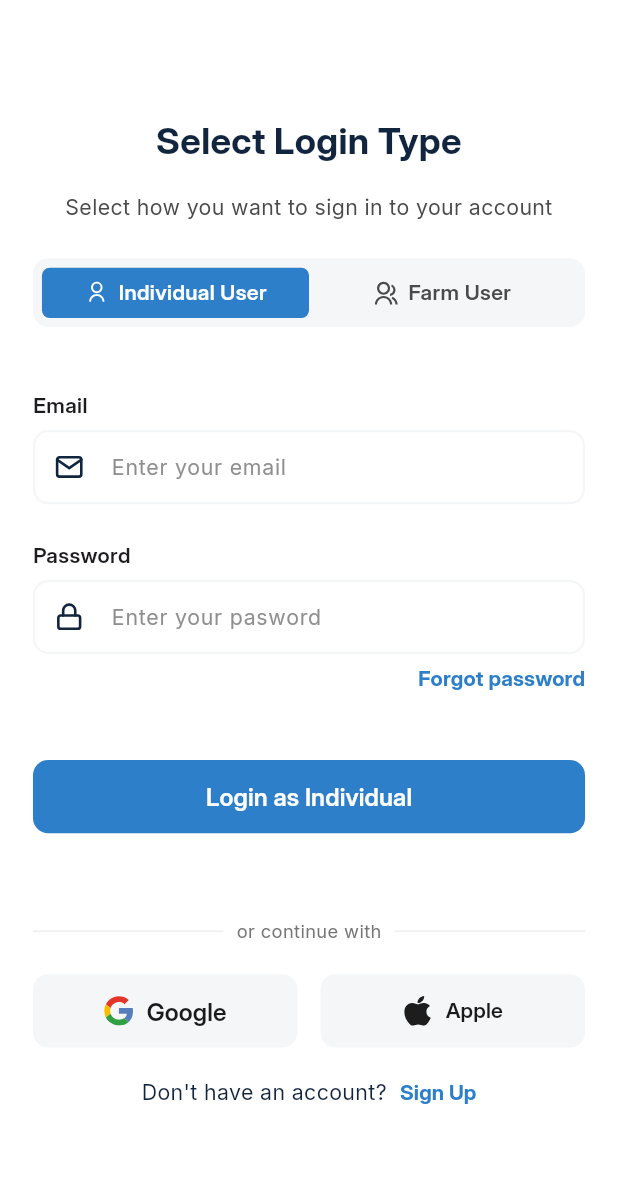
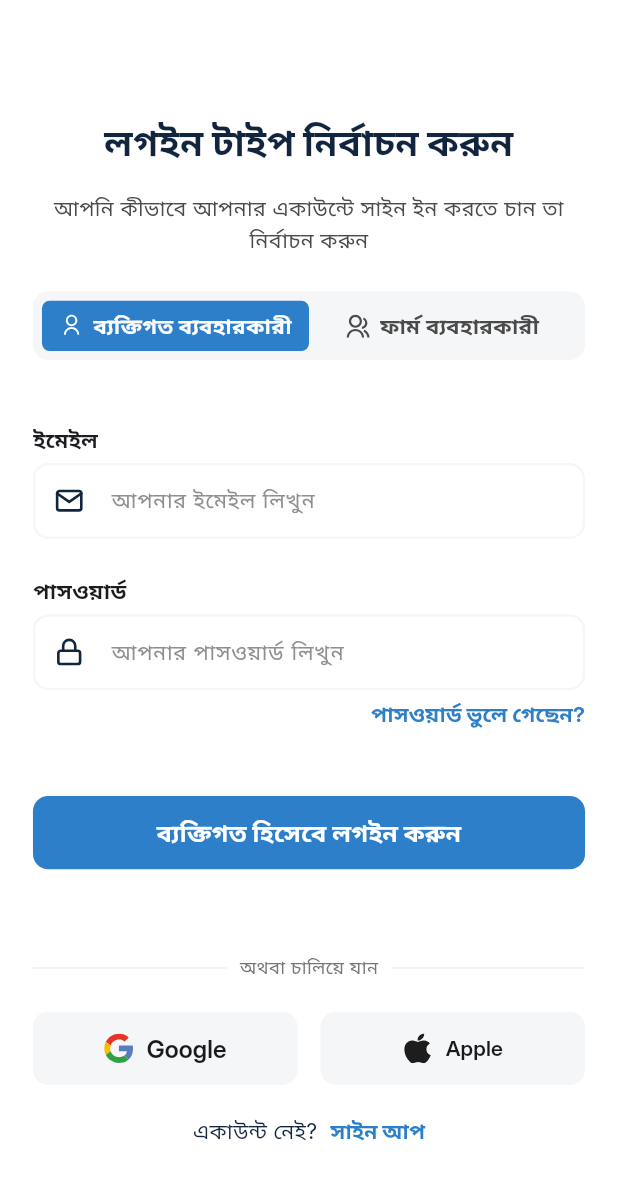
Before and after one commit to Joint-Venture-AI/milk_mix, a Flutter app: the SigninScreen screen opened by its route, on a phone screen of 412 x 824 dp. Shown: the top 1180 px of the screen. Run offline on Flutter 3.47's test engine with Material 3 defaults, Android fonts, the phone set to English and light mode, and no system bars; our stand-ins replace flutter_screenutil, flutter_svg, get, pin_code_fields.

Commit message:
working on localization

```diff
--- a/lib/constants/data/language_bangla_data.dart
+++ b/lib/constants/data/language_bangla_data.dart
@@ -6,6 +6,7 @@ Map<String, String> languageBanglaData = {
   'onboardSubTitle2': 'দ্রুত, সহজ এবং সঠিক',
   'onboardTitle3': 'আপনার বাছুরের বৃদ্ধির ট্র্যাক রাখুন',
   'onboardSubTitle3': 'দ্রুত সলিড মিক্স করুন, লগইন বা ওয়াই-ফাই প্রয়োজন নেই',
+  'enterYourEmail': 'আপনার ইমেইল লিখুন',
   'onboardDescription1':
       'মিল্কমিক্স একটি স্মার্ট মিক্সিং অ্যাপ যা বাচ্চা বাছুরদের জন্য সহজেই দুধ মেশাতে সাহায্য করে।',
   'onboardDescription2':
@@ -16,6 +17,7 @@ Map<String, String> languageBanglaData = {
   'welcomeSubTitle':
       'সংরক্ষিত মান ও সেটিংসের সাথে মিক্সিং চালিয়ে যেতে সাইন ইন করুন।',
   'loginType': 'লগইন টাইপ নির্বাচন করুন',
+  'orContinue': 'অথবা চালিয়ে যান',
   'loginTypeSubTitle':
       'আপনি কীভাবে আপনার একাউন্টে সাইন ইন করতে চান তা নির্বাচন করুন',
   'createAccountTitle': 'আপনার একাউন্ট তৈরি করুন',
@@ -132,4 +134,16 @@ Map<String, String> languageBanglaData = {
   'currentPlan': 'বর্তমান প্ল্যান',
   'submitNow': 'এখনই জমা দিন',
   'backToSettings': 'সেটিংসে ফিরে যান',
+  'enterPassword': 'আপনার পাসওয়ার্ড লিখুন',
+  'forgotPassword': 'পাসওয়ার্ড ভুলে গেছেন?',
+  'farmUsername': 'ফার্ম ইউজারনেম',
+  'name': 'নাম',
+  'enterYourName': 'আপনার নাম লিখুন',
+  'createAccount': 'একাউন্ট তৈরি করুন',
+  'alreadyHaveAnAccount': 'আপনার কি ইতিমধ্যে একটি একাউন্ট আছে?',
+  'login': 'লগইন',
+  'sendAgain': 'পুনরায় পাঠান',
+  'verifyOtp': 'ওটিপি যাচাই করুন',
+  'confirm': 'নিশ্চিত করুন',
+  'spanMilk': 'MilkMix কোনোরূপ দায় স্বীকার করে না।',
 };
--- a/lib/constants/data/language_english_data.dart
+++ b/lib/constants/data/language_english_data.dart
@@ -12,6 +12,8 @@ Map<String, String> languageEnglishData = {
   'onboardDescription3':
       'Track your calf growth and get insights on how to improve their health.',
   'welcomeTitle': 'Welcome to MilkMix',
+  'orContinue': 'or continue with',
+  'enterYourEmail': 'Enter your email',
   'welcomeSubTitle':
       'Sign in to continue mixing with your saved values and settings.',
   'loginType': 'Select login type',
@@ -21,7 +23,7 @@ Map<String, String> languageEnglishData = {
   'verifyEmailSubTitle':
       'We sent a 4 digit code to your email domain@gmail.com',
   'selectLanguage': 'Select your preferred language',
-  'selectMeasurement': 'Select your Measurement System',
+  'selectMeasurement': 'Select Your Measurement System',
   'englishStandard': 'English Standard',
   'imperial': 'Imperial',
   'selectMeasurementSub': 'Common in: USA, UK (partial)',
@@ -131,4 +133,16 @@ Map<String, String> languageEnglishData = {
   'currentPlan': 'Current Plan',
   'submitNow': 'Submit Now',
   'backToSettings': 'Back To Settings',
+  'enterPassword': 'Enter your password',
+  'forgotPassword': 'Forgot Password?',
+  'farmUsername': 'Farm Username',
+  'name': 'Name',
+  'enterYourName': 'Enter your name',
+  'createAccount': 'Create Account',
+  'alreadyHaveAnAccount': 'Already have an account?',
+  'login': 'Login',
+  'sendAgain': 'Send Again',
+  'verifyOtp': 'Verify OTP',
+  'confirm': 'Confirm',
+  'spanMilk': 'MilkMix is not liable for any reason.',
 };
--- a/lib/view/authentication/authentication_screen.dart
+++ b/lib/view/authentication/authentication_screen.dart
@@ -46,7 +46,8 @@ class AuthenticationScreen extends StatelessWidget {
                           ),
                           SizedBox(height: 28.h),
                           Text(
-                            'Welcome to MilkMix',
+                            'welcomeTitle'.tr,
+                            textAlign: TextAlign.center,
                             style: TextStyle(
                               fontWeight: FontWeight.w700,
                               fontSize: 24.sp,
@@ -57,7 +58,7 @@ class AuthenticationScreen extends StatelessWidget {
                           Padding(
                             padding: EdgeInsets.symmetric(horizontal: 20.w),
                             child: Text(
-                              'Sign in to continue mixing with your saved values and settings.',
+                              'welcomeSubTitle'.tr,
                               textAlign: TextAlign.center,
                               style: TextStyle(
                                 fontWeight: FontWeight.w400,
@@ -78,14 +79,14 @@ class AuthenticationScreen extends StatelessWidget {
                 child: Column(
                   children: [
                     TextWidgetButton(
-                      text: 'Create New Account',
+                      text: 'createAccountTitle'.tr,
                       onPressed: () {
                         Get.toNamed(AppRoutes.createAccount);
                       },
                     ),
                     SizedBox(height: 12.h),
                     TextWidgetButtonWhite(
-                      text: 'Sign in to Existing Account',
+                      text: 'signInToExistingAccount'.tr,
                       onPressed: () {
                         Get.toNamed(AppRoutes.signin);
                       },
@@ -103,7 +104,7 @@ class AuthenticationScreen extends StatelessWidget {
                         Padding(
                           padding: EdgeInsets.symmetric(horizontal: 8.w),
                           child: Text(
-                            'or continue with',
+                            'orContinue'.tr,
                             style: TextStyle(
                               fontSize: 12.sp,
                               color: Colors.grey.shade600,
--- a/lib/view/authentication/signin/signin_screen.dart
+++ b/lib/view/authentication/signin/signin_screen.dart
@@ -41,7 +41,7 @@ class _SigninScreenState extends State<SigninScreen> {
             children: [
               SizedBox(height: 54.h),
               Text(
-                'Select Login Type',
+                'loginType'.tr,
                 textAlign: TextAlign.center,
                 style: TextStyle(
                   fontSize: 24.sp,
@@ -51,7 +51,7 @@ class _SigninScreenState extends State<SigninScreen> {
               ),
               SizedBox(height: 16.h),
               Text(
-                'Select how you want to sign in to your account',
+                'loginTypeSubTitle'.tr,
                 textAlign: TextAlign.center,
                 style: TextStyle(
                   fontSize: 14.sp,
@@ -74,12 +74,12 @@ class _SigninScreenState extends State<SigninScreen> {
                       ToggleButton(
                         'individual',
                         'assets/logos/user-line.svg',
-                        'Individual User',
+                        'individualUser'.tr,
                       ),
                       ToggleButton(
                         'farm',
                         'assets/logos/multi-user.svg',
-                        'Farm User',
+                        'farmUser'.tr,
                       ),
                     ],
                   ),
@@ -90,7 +90,7 @@ class _SigninScreenState extends State<SigninScreen> {
               //---individula user-----
               if (selectedType == 'individual') ...[
                 Text(
-                  'Email',
+                  'email'.tr,
                   style: TextStyle(
                     fontSize: 14.sp,
                     fontWeight: FontWeight.w600,
@@ -101,7 +101,7 @@ class _SigninScreenState extends State<SigninScreen> {
                   controller: _emailController,
                   keyboardType: TextInputType.emailAddress,
                   decoration: InputDecoration(
-                    hintText: 'Enter your email',
+                    hintText: 'enterYourEmail'.tr,
                     hintStyle: TextStyle(
                       color: AppColors.textLightGrey,
                       fontSize: 14.sp,
@@ -128,7 +128,7 @@ class _SigninScreenState extends State<SigninScreen> {
                 ),
                 SizedBox(height: 24.h),
                 Text(
-                  'Password',
+                  'password'.tr,
                   style: TextStyle(
                     fontSize: 14.sp,
                     fontWeight: FontWeight.w600,
@@ -139,7 +139,7 @@ class _SigninScreenState extends State<SigninScreen> {
                   controller: _emailController,
                   keyboardType: TextInputType.emailAddress,
                   decoration: InputDecoration(
-                    hintText: 'Enter your pasword',
+                    hintText: 'enterPassword'.tr,
                     hintStyle: TextStyle(
                       color: AppColors.textLightGrey,
                       fontSize: 14.sp,
@@ -174,8 +174,8 @@ class _SigninScreenState extends State<SigninScreen> {
                       tapTargetSize: MaterialTapTargetSize.shrinkWrap,
                     ),
                     onPressed: () {},
-                    child: const Text(
-                      'Forgot password',
+                    child: Text(
+                      'forgotPassword'.tr,
                       style: TextStyle(
                         color: AppColors.primary,
                         fontWeight: FontWeight.bold,
@@ -185,7 +185,7 @@ class _SigninScreenState extends State<SigninScreen> {
                 ),
                 SizedBox(height: 44.h),
                 TextWidgetButton(
-                  text: 'Login as Individual',
+                  text: 'loginIndividual'.tr,
                   onPressed: () {
                     Get.toNamed(AppRoutes.home);
                   },
@@ -199,7 +199,7 @@ class _SigninScreenState extends State<SigninScreen> {
                     Padding(
                       padding: EdgeInsets.symmetric(horizontal: 8.w),
                       child: Text(
-                        'or continue with',
+                        'orContinue'.tr,
                         style: TextStyle(
                           fontSize: 12.sp,
                           color: Colors.grey.shade600,
@@ -287,7 +287,7 @@ class _SigninScreenState extends State<SigninScreen> {
                   mainAxisAlignment: MainAxisAlignment.center,
                   children: [
                     Text(
-                      "Don't have an account?",
+                      'dontHaveAnAccount'.tr,
                       style: TextStyle(
                         fontSize: 14.sp,
                         fontWeight: FontWeight.w400,
@@ -304,8 +304,8 @@ class _SigninScreenState extends State<SigninScreen> {
                       onPressed: () {
                         Get.toNamed(AppRoutes.createAccount);
                       },
-                      child: const Text(
-                        'Sign Up',
+                      child: Text(
+                        'signUp'.tr,
                         style: TextStyle(
                           color: AppColors.primary,
                           fontWeight: FontWeight.w700,
@@ -317,7 +317,7 @@ class _SigninScreenState extends State<SigninScreen> {
               ] else ...[
                 //-------farm user-----
                 Text(
-                  'Farm Username',
+                  'farmUsername'.tr,
                   style: TextStyle(
                     fontSize: 14.sp,
                     fontWeight: FontWeight.w600,
@@ -328,7 +328,7 @@ class _SigninScreenState extends State<SigninScreen> {
                   controller: _emailController,
                   keyboardType: TextInputType.emailAddress,
                   decoration: InputDecoration(
-                    hintText: 'Enter your username',
+                    hintText: 'farmUsername'.tr,
                     hintStyle: TextStyle(
                       color: AppColors.textLightGrey,
                       fontSize: 14.sp,
@@ -356,7 +356,7 @@ class _SigninScreenState extends State<SigninScreen> {
                 ),
                 SizedBox(height: 24.h),
                 Text(
-                  'Email',
+                  'email'.tr,
                   style: TextStyle(
                     fontSize: 14.sp,
                     fontWeight: FontWeight.w600,
@@ -367,7 +367,7 @@ class _SigninScreenState extends State<SigninScreen> {
                   controller: _emailController,
                   keyboardType: TextInputType.emailAddress,
                   decoration: InputDecoration(
-                    hintText: 'Enter your email',
+                    hintText: 'enterYourEmail'.tr,
                     hintStyle: TextStyle(
                       color: AppColors.textLightGrey,
                       fontSize: 14.sp,
@@ -389,7 +389,7 @@ class _SigninScreenState extends State<SigninScreen> {
                 ),
                 SizedBox(height: 24.h),
                 Text(
-                  'Password',
+                  'password'.tr,
                   style: TextStyle(
                     fontSize: 14.sp,
                     fontWeight: FontWeight.w600,
@@ -400,7 +400,7 @@ class _SigninScreenState extends State<SigninScreen> {
                   controller: _emailController,
                   keyboardType: TextInputType.emailAddress,
                   decoration: InputDecoration(
-                    hintText: 'Enter your email',
+                    hintText: 'enterPassword'.tr,
                     hintStyle: TextStyle(
                       color: AppColors.textLightGrey,
                       fontSize: 14.sp,
@@ -428,7 +428,7 @@ class _SigninScreenState extends State<SigninScreen> {
                 ),
                 SizedBox(height: 44.h),
                 TextWidgetButton(
-                  text: 'Login as Farm Member',
+                  text: 'loginFarmMember'.tr,
                   onPressed: () {
                     Get.toNamed(AppRoutes.homeFarm);
                   },
--- a/lib/view/authentication/signup/create_account_screen.dart
+++ b/lib/view/authentication/signup/create_account_screen.dart
@@ -32,7 +32,7 @@ class CreateAccountScreen extends StatelessWidget {
               SizedBox(height: 14.h),
               Text(
                 textAlign: TextAlign.center,
-                'Create Your Account',
+                'createAccountTitle'.tr,
                 style: TextStyle(
                   fontSize: 24.sp,
                   fontWeight: FontWeight.w700,
@@ -41,14 +41,14 @@ class CreateAccountScreen extends StatelessWidget {
               ),
               SizedBox(height: 24.h),
               Text(
-                'Name',
+                'name'.tr,
                 style: TextStyle(fontSize: 14.sp, fontWeight: FontWeight.w600),
               ),
               SizedBox(height: 6.h),
               TextField(
                 keyboardType: TextInputType.emailAddress,
                 decoration: InputDecoration(
-                  hintText: 'Enter your name',
+                  hintText: 'enterYourName'.tr,
                   hintStyle: TextStyle(
                     color: AppColors.textLightGrey,
                     fontSize: 14.sp,
@@ -72,14 +72,14 @@ class CreateAccountScreen extends StatelessWidget {
               ),
               SizedBox(height: 20.h),
               Text(
-                'Email',
+                'email'.tr,
                 style: TextStyle(fontSize: 14.sp, fontWeight: FontWeight.w600),
               ),
               SizedBox(height: 6.h),
               TextField(
                 keyboardType: TextInputType.emailAddress,
                 decoration: InputDecoration(
-                  hintText: 'Enter your email',
+                  hintText: 'enterYourEmail'.tr,
                   hintStyle: TextStyle(
                     color: AppColors.textLightGrey,
                     fontSize: 14.sp,
@@ -103,14 +103,14 @@ class CreateAccountScreen extends StatelessWidget {
               ),
               SizedBox(height: 20.h),
               Text(
-                'Password',
+                'password'.tr,
                 style: TextStyle(fontSize: 14.sp, fontWeight: FontWeight.w600),
               ),
               SizedBox(height: 6.h),
               TextField(
                 keyboardType: TextInputType.emailAddress,
                 decoration: InputDecoration(
-                  hintText: 'Enter your password',
+                  hintText: 'enterPassword'.tr,
                   hintStyle: TextStyle(
                     color: AppColors.textLightGrey,
                     fontSize: 14.sp,
@@ -134,7 +134,7 @@ class CreateAccountScreen extends StatelessWidget {
               ),
               SizedBox(height: 40.h),
               TextWidgetButton(
-                text: 'Create Account',
+                text: 'createAccount'.tr,
                 onPressed: () {
                   Get.toNamed(AppRoutes.otpVerification);
                 },
@@ -144,7 +144,7 @@ class CreateAccountScreen extends StatelessWidget {
                 mainAxisAlignment: MainAxisAlignment.center,
                 children: [
                   Text(
-                    "Already have an account?",
+                    "alreadyHaveAnAccount".tr,
                     style: TextStyle(
                       fontSize: 14.sp,
                       fontWeight: FontWeight.w400,
@@ -161,8 +161,8 @@ class CreateAccountScreen extends StatelessWidget {
                     onPressed: () {
                       Get.toNamed(AppRoutes.signin);
                     },
-                    child: const Text(
-                      'Login',
+                    child: Text(
+                      'login'.tr,
                       style: TextStyle(
                         fontSize: 14,
 
--- a/lib/view/authentication/signup/select_measurement_system.dart
+++ b/lib/view/authentication/signup/select_measurement_system.dart
@@ -33,7 +33,7 @@ class _SelectMeasurementSystemState extends State<SelectMeasurementSystem> {
               SizedBox(height: 12.h),
               Text(
                 textAlign: TextAlign.center,
-                'Select Your Measurement System',
+                'selectMeasurement'.tr,
                 style: TextStyle(
                   fontSize: 28.sp,
                   fontWeight: FontWeight.w700,
@@ -344,14 +344,14 @@ class _SelectMeasurementSystemState extends State<SelectMeasurementSystem> {
                 children: [
                   Expanded(
                     child: TextButtonWidgetLight(
-                      text: 'Skip',
+                      text: 'skip'.tr,
                       onPressed: () {},
                     ),
                   ),
                   SizedBox(width: 15.w),
                   Expanded(
                     child: TextWidgetButton(
-                      text: 'Confirm',
+                      text: 'confirm'.tr,
                       onPressed: () {
                         Get.toNamed(AppRoutes.welcome);
                       },
--- a/lib/view/authentication/signup/select_preferred_language_screen.dart
+++ b/lib/view/authentication/signup/select_preferred_language_screen.dart
@@ -34,7 +34,7 @@ class _SelectPreferredLanguageScreenState
               SizedBox(height: 12.h),
               Text(
                 textAlign: TextAlign.center,
-                'Select your preferred language',
+                'selectLanguage'.tr,
                 style: TextStyle(
                   fontSize: 28.sp,
                   fontWeight: FontWeight.w700,
@@ -53,9 +53,9 @@ class _SelectPreferredLanguageScreenState
                     });
                   },
                 ),
-              SizedBox(height: 30.h),
+              SizedBox(height: 160.h),
               TextWidgetButton(
-                text: 'Confirm',
+                text: 'confirm'.tr,
                 onPressed: () {
                   Get.toNamed(AppRoutes.selectMeasurement);
                 },
--- a/lib/view/onboarding/onboarding_screen.dart
+++ b/lib/view/onboarding/onboarding_screen.dart
@@ -191,7 +191,7 @@ class _OnboardingScreenState extends State<OnboardingScreen> {
                   if (currentPage != onboardingData.length - 1)
                     Expanded(
                       child: TextButtonWidgetLight(
-                        text: 'Skip',
+                        text: 'skip'.tr,
                         onPressed: _skipToLast,
                       ),
                     ),
@@ -201,8 +201,8 @@ class _OnboardingScreenState extends State<OnboardingScreen> {
                     child: TextWidgetButton(
                       text:
                           currentPage == onboardingData.length - 1
-                              ? 'Get Started'
-                              : 'Next',
+                              ? 'getStarted'.tr
+                              : 'next'.tr,
                       onPressed: _nextPage,
                     ),
                   ),
```
Also changed, not shown: lib/view/authentication/signup/otp_verification_screen.dart (+6 -6 lines), lib/view/authentication/signup/welcome_screen.dart (+7 -8 lines).
